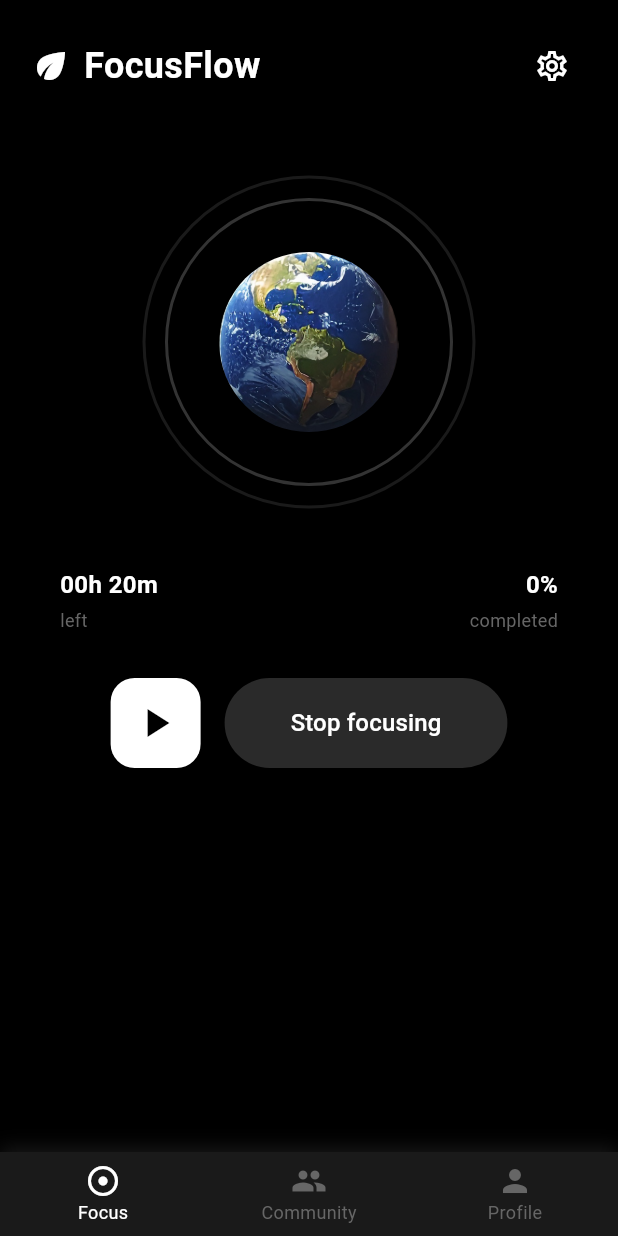
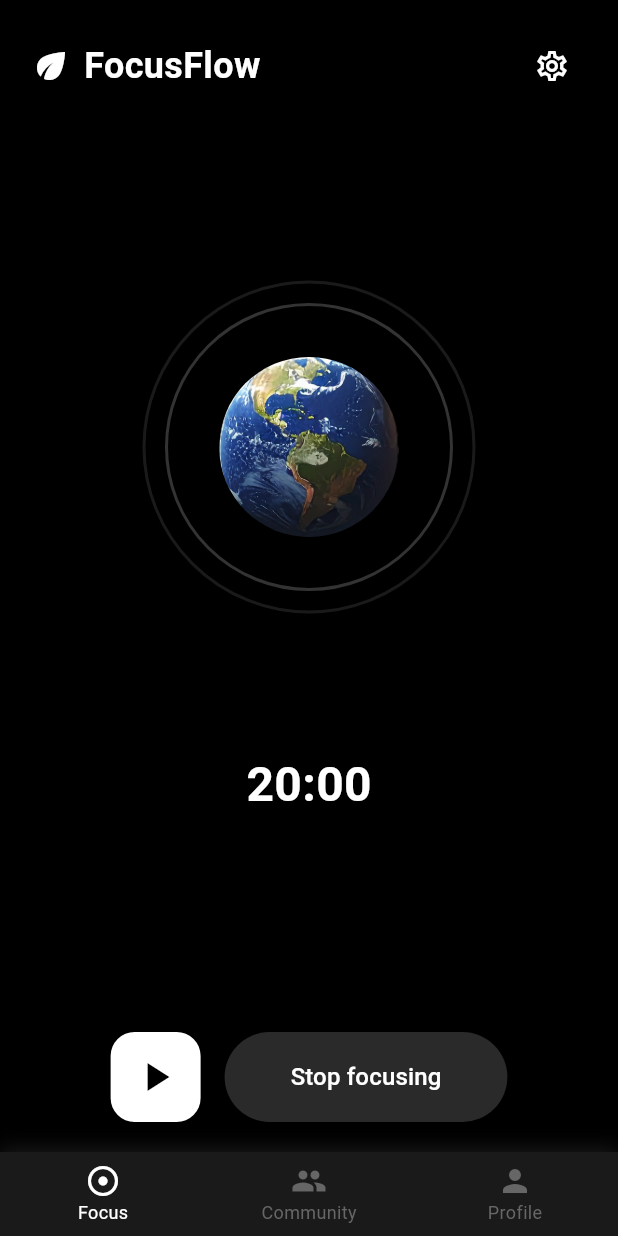
Before and after one commit to tranquilcarpenter-ui/raw, a Flutter app: the screen it shows after launch, on a phone screen of 412 x 824 dp. Run offline on Flutter 3.47's test engine with Material 3 defaults, Android fonts, the phone set to English and light mode, and no system bars.

```diff
--- a/lib/main.dart
+++ b/lib/main.dart
@@ -1,4 +1,5 @@
 import 'package:flutter/material.dart';
+import 'package:flutter/cupertino.dart';
 import 'dart:async';
 import 'dart:math' as math;
 
@@ -94,9 +95,11 @@ class FocusScreen extends StatefulWidget {
 class _FocusScreenState extends State<FocusScreen>
     with TickerProviderStateMixin {
   Timer? _timer;
-  final int _totalSeconds = 20 * 60; // 20 minutes default
+  int _selectedMinutes = 20; // Default 20 minutes
+  int _totalSeconds = 20 * 60;
   int _remainingSeconds = 20 * 60;
   bool _isRunning = false;
+  bool _isPickerVisible = false;
   late AnimationController _pulseController;
 
   @override
@@ -145,6 +148,73 @@ class _FocusScreenState extends State<FocusScreen>
     });
   }
 
+  void _togglePicker() {
+    if (!_isRunning) {
+      setState(() {
+        _isPickerVisible = !_isPickerVisible;
+      });
+    }
+  }
+
+  void _onPickerChanged(int minutes) {
+    setState(() {
+      _selectedMinutes = minutes;
+      _totalSeconds = _selectedMinutes * 60;
+      _remainingSeconds = _totalSeconds;
+    });
+  }
+
+  Widget _buildTimePicker() {
+    // Generate list of minutes in 5-minute increments (5, 10, 15, ..., 120)
+    final List<int> minuteOptions = List.generate(24, (index) => (index + 1) * 5);
+    int selectedIndex = minuteOptions.indexOf(_selectedMinutes);
+    if (selectedIndex == -1) selectedIndex = 3; // Default to 20 minutes (index 3)
+
+    return GestureDetector(
+      onTap: _togglePicker,
+      child: SizedBox(
+        height: 150, // 3 items with proper spacing
+        child: CupertinoPicker(
+          itemExtent: 50, // Height of each item
+          scrollController: FixedExtentScrollController(
+            initialItem: selectedIndex,
+          ),
+          selectionOverlay: GestureDetector(
+            onTap: _togglePicker,
+            child: Container(
+              decoration: BoxDecoration(
+                border: Border.symmetric(
+                  horizontal: BorderSide(
+                    color: Colors.white.withValues(alpha: 0.3),
+                    width: 1,
+                  ),
+                ),
+              ),
+            ),
+          ),
+          onSelectedItemChanged: (int index) {
+            _onPickerChanged(minuteOptions[index]);
+          },
+          children: minuteOptions.map((minutes) {
+            return GestureDetector(
+              onTap: _togglePicker,
+              child: Center(
+                child: Text(
+                  '${minutes.toString().padLeft(2, '0')}:00',
+                  style: const TextStyle(
+                    color: Colors.white,
+                    fontSize: 28,
+                    fontWeight: FontWeight.w600,
+                  ),
+                ),
+              ),
+            );
+          }).toList(),
+        ),
+      ),
+    );
+  }
+
   @override
   Widget build(BuildContext context) {
     double progress = _totalSeconds > 0
@@ -183,14 +253,20 @@ class _FocusScreenState extends State<FocusScreen>
 
             // Main Timer Area
             Expanded(
-              child: SingleChildScrollView(
-                child: Padding(
-                  padding: const EdgeInsets.symmetric(vertical: 20.0),
+              child: GestureDetector(
+                onTap: () {
+                  if (_isPickerVisible && !_isRunning) {
+                    _togglePicker();
+                  }
+                },
+                behavior: HitTestBehavior.translucent,
+                child: Column(
+                  children: [
+                    // Timer content - takes available space
+                    Expanded(
+                      child: Center(
                         child: Column(
                           mainAxisAlignment: MainAxisAlignment.center,
-                    children: [
-                      // Circular Timer
-                      Column(
                           children: [
                             Stack(
                               alignment: Alignment.center,
@@ -214,7 +290,9 @@ class _FocusScreenState extends State<FocusScreen>
                                   decoration: BoxDecoration(
                                     shape: BoxShape.circle,
                                     image: const DecorationImage(
-                                    image: AssetImage('assets/images/earth.png'),
+                                      image: AssetImage(
+                                        'assets/images/earth.png',
+                                      ),
                                       fit: BoxFit.cover,
                                     ),
                                   ),
@@ -224,62 +302,34 @@ class _FocusScreenState extends State<FocusScreen>
 
                             const SizedBox(height: 30),
 
-                          // Info section below circle
-                          Padding(
-                            padding: const EdgeInsets.symmetric(horizontal: 40.0),
-                            child: Row(
-                              mainAxisAlignment: MainAxisAlignment.spaceBetween,
-                              children: [
-                                Column(
-                                  crossAxisAlignment: CrossAxisAlignment.start,
-                                  children: [
-                                    Text(
-                                      '${(_remainingSeconds ~/ 3600).toString().padLeft(2, '0')}h ${((_remainingSeconds % 3600) ~/ 60).toString().padLeft(2, '0')}m',
+                            // Timer display or picker - inline toggle with fixed height
+                            GestureDetector(
+                              onTap: _togglePicker,
+                              child: SizedBox(
+                                height: 150,
+                                child: _isPickerVisible && !_isRunning
+                                    ? _buildTimePicker()
+                                    : Center(
+                                        child: Text(
+                                          '${(_remainingSeconds ~/ 60).toString().padLeft(2, '0')}:${(_remainingSeconds % 60).toString().padLeft(2, '0')}',
                                           style: const TextStyle(
                                             color: Colors.white,
-                                        fontSize: 16,
+                                            fontSize: 32,
                                             fontWeight: FontWeight.w600,
                                           ),
                                         ),
-                                    const SizedBox(height: 4),
-                                    const Text(
-                                      'left',
-                                      style: TextStyle(
-                                        color: Color(0xFF666666),
-                                        fontSize: 12,
+                                      ),
                               ),
                             ),
                           ],
                         ),
-                                Column(
-                                  crossAxisAlignment: CrossAxisAlignment.end,
-                                  children: [
-                                    Text(
-                                      '${(((_totalSeconds - _remainingSeconds) / _totalSeconds) * 100).toInt()}%',
-                                      style: const TextStyle(
-                                        color: Colors.white,
-                                        fontSize: 16,
-                                        fontWeight: FontWeight.w600,
-                                      ),
-                                    ),
-                                    const SizedBox(height: 4),
-                                    const Text(
-                                      'completed',
-                                      style: TextStyle(
-                                        color: Color(0xFF666666),
-                                        fontSize: 12,
-                                      ),
-                                    ),
-                                  ],
-                                ),
-                              ],
                       ),
                     ),
 
-                          const SizedBox(height: 30),
-
-                          // Control buttons
-                          Row(
+                    // Control buttons - fixed at bottom with 20px spacing
+                    Padding(
+                      padding: const EdgeInsets.only(bottom: 20.0),
+                      child: Row(
                         mainAxisAlignment: MainAxisAlignment.center,
                         children: [
                           // Pause/Play button (smaller, square with rounded corners)
@@ -330,10 +380,8 @@ class _FocusScreenState extends State<FocusScreen>
                           ),
                         ],
                       ),
-                        ],
                     ),
                   ],
-                  ),
                 ),
               ),
             ),
--- a/pubspec.yaml
+++ b/pubspec.yaml
@@ -44,7 +44,7 @@ dev_dependencies:
   # activated in the `analysis_options.yaml` file located at the root of your
   # package. See that file for information about deactivating specific lint
   # rules and activating additional ones.
-  flutter_lints: ^5.0.0
+  flutter_lints: ^6.0.0
 
 # For information on the generic Dart part of this file, see the
 # following page: https://dart.dev/tools/pub/pubspec
```
Also changed, not shown: pubspec.lock. Lines whose indentation alone changed are shown as unchanged.
